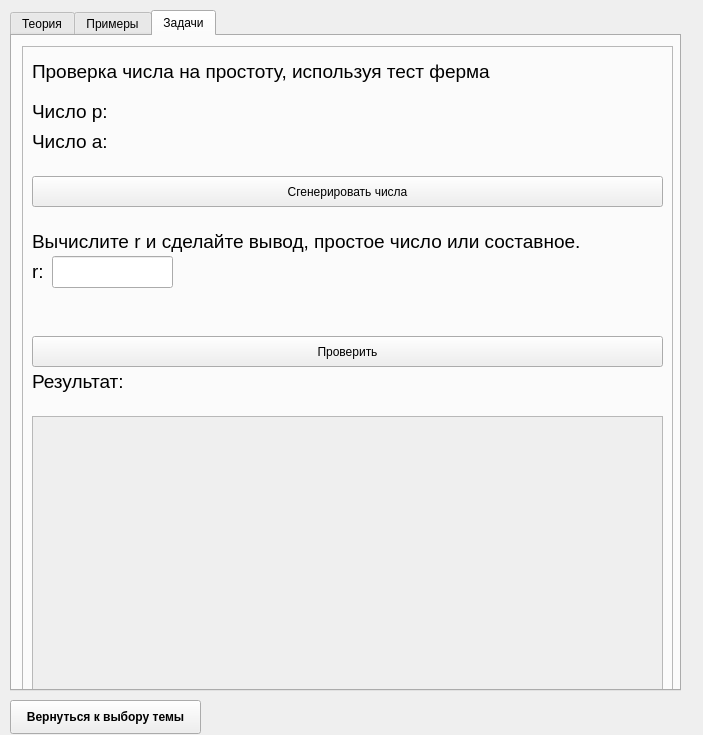
This is Miller.ui in inob/ci as Qt 5 draws it before an edit. The edited form follows.
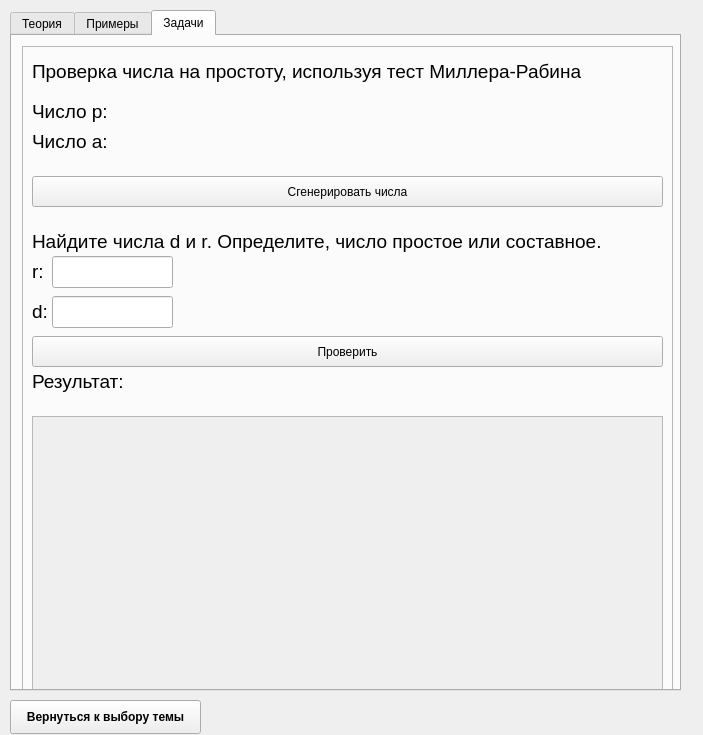
This is the edited form. The open tabs and pages were chosen to show the change.

Commit message: Miller complete

```diff
--- a/Miller.ui
+++ b/Miller.ui
@@ -264,7 +264,7 @@
        </font>
       </property>
       <property name="text">
-       <string>Проверка числа на простоту, используя тест ферма</string>
+       <string>Проверка числа на простоту, используя тест Миллера-Рабина</string>
       </property>
      </widget>
      <widget class="QLabel" name="label_7">
@@ -347,7 +347,7 @@
           <x>10</x>
           <y>20</y>
           <width>611</width>
-          <height>71</height>
+          <height>91</height>
          </rect>
         </property>
         <property name="font">
@@ -439,7 +439,7 @@
        <rect>
         <x>10</x>
         <y>180</y>
-        <width>591</width>
+        <width>611</width>
         <height>31</height>
        </rect>
       </property>
@@ -451,7 +451,7 @@
        </font>
       </property>
       <property name="text">
-       <string>Вычислите r и сделайте вывод, простое число или составное.</string>
+       <string>Найдите числа d и r. Определите, число простое или составное.</string>
       </property>
      </widget>
      <widget class="QLabel" name="label_13">
@@ -459,7 +459,7 @@
        <rect>
         <x>10</x>
         <y>210</y>
-        <width>591</width>
+        <width>21</width>
         <height>31</height>
        </rect>
       </property>
@@ -484,6 +484,36 @@
        </rect>
       </property>
      </widget>
+     <widget class="QLabel" name="label_14">
+      <property name="geometry">
+       <rect>
+        <x>10</x>
+        <y>250</y>
+        <width>21</width>
+        <height>31</height>
+       </rect>
+      </property>
+      <property name="font">
+       <font>
+        <pointsize>14</pointsize>
+        <weight>50</weight>
+        <bold>false</bold>
+       </font>
+      </property>
+      <property name="text">
+       <string>d:</string>
+      </property>
+     </widget>
+     <widget class="QLineEdit" name="lineEdit_4">
+      <property name="geometry">
+       <rect>
+        <x>30</x>
+        <y>250</y>
+        <width>121</width>
+        <height>32</height>
+       </rect>
+      </property>
+     </widget>
     </widget>
    </widget>
   </widget>
```
Left out of the diff: 22 changed lines with no effect on the pictures. The commit also changes 4 other files.
